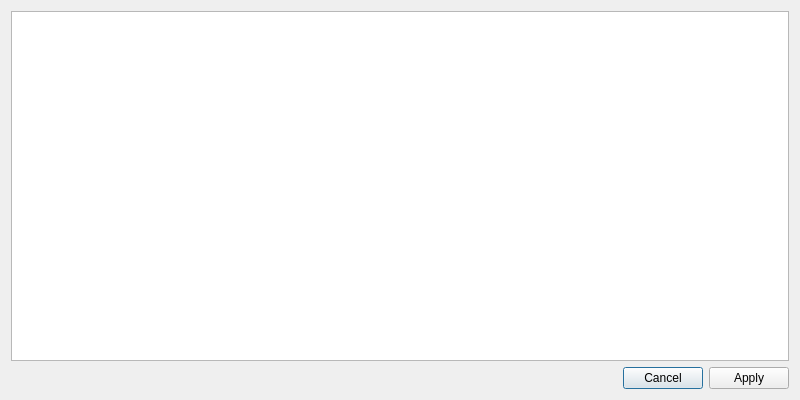
Above: src/qt/forms/kevabookmarksdialog.ui from kvazar-network/kevacoin before the change. Below: the same form after it.
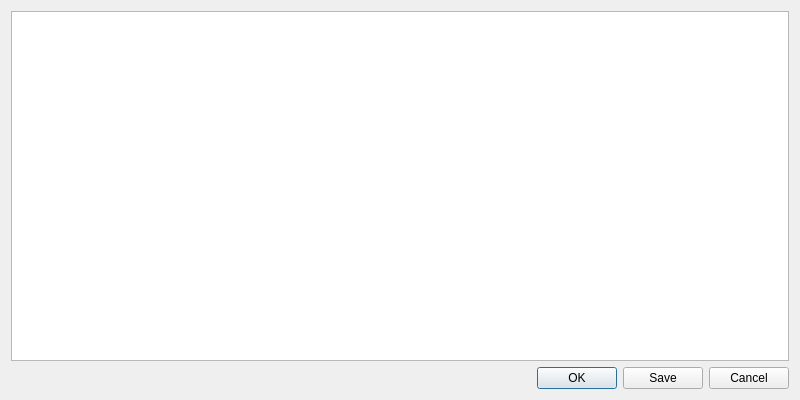
That is the form after the change.

Commit message: WIP: rename bookmark UI.

Patch:
```diff
--- a/src/qt/forms/kevabookmarksdialog.ui
+++ b/src/qt/forms/kevabookmarksdialog.ui
@@ -33,7 +33,7 @@
                         <enum>Qt::Horizontal</enum>
                     </property>
                     <property name="standardButtons">
-                        <set>QDialogButtonBox::Apply|QDialogButtonBox::Cancel</set>
+                        <set>QDialogButtonBox::Save|QDialogButtonBox::Ok|QDialogButtonBox::Cancel</set>
                     </property>
                 </widget>
             </item>
```
The commit also changes 3 other files.
